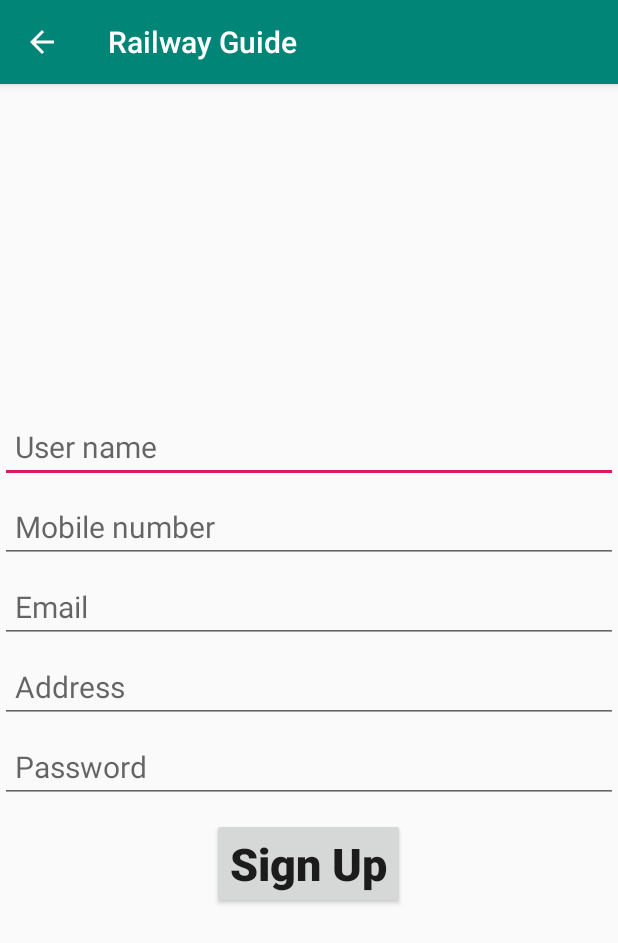
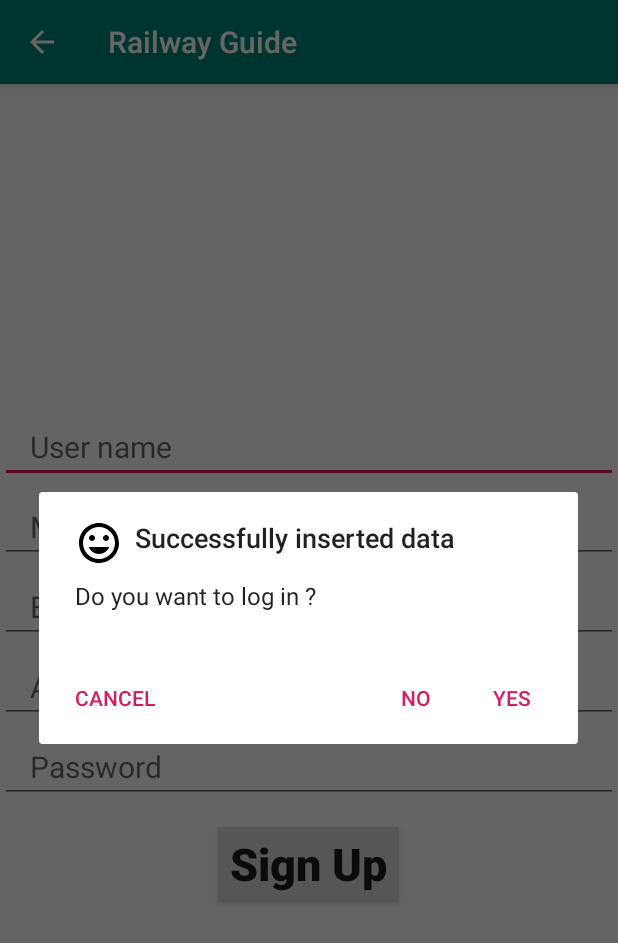
Before and after one commit to Sowmik23/RailwayGuide, an Android app: the SignupActivity screen opened directly, with no data from a screen before it, after a tap on "Sign Up", on a phone screen of 412 x 824 dp. Shown: the top 943 px of the screen. Run offline under Robolectric (Android 15) with nearby library versions, the phone set to English and light mode, and no system bars.

Commit message:
after completing login/create account database successfully

```diff
--- a/app/src/main/java/com/example/sowmik/offline3/SignupActivity.java
+++ b/app/src/main/java/com/example/sowmik/offline3/SignupActivity.java
@@ -13,6 +13,7 @@
 
 public class SignupActivity extends AppCompatActivity {
 
+    UserDetails userDetails;
     UserListDatabase userListDatabase;
 
     private EditText name,email,address,password,mobile_number;
@@ -31,6 +32,7 @@
         getSupportActionBar().setDisplayShowHomeEnabled(true);
 
 
+        userDetails = new UserDetails();
         userListDatabase = new UserListDatabase(this);
         SQLiteDatabase sqLiteDatabase = userListDatabase.getWritableDatabase();
 
@@ -56,7 +58,18 @@
                 String _mobile_number = mobile_number.getText().toString();
 
 
-                long rowId = userListDatabase.insertData(_name,_email,_address,_password,_mobile_number);
+                userDetails.setName(_name);
+                userDetails.setEmail(_email);
+                userDetails.setAddress(_address);
+                userDetails.setPassword(_password);
+                userDetails.setMobile_number(_mobile_number);
+
+
+
+
+
+                long rowId = userListDatabase.insertData(userDetails);
+
 
                 if(rowId==-1)
                 {
@@ -112,6 +125,8 @@
 
                         }
                     });
+
+
                     AlertDialog alertDialog = alertDialogBuilder.create();
                     alertDialog.show();
 
--- /dev/null
+++ b/app/src/main/java/com/example/sowmik/offline3/UserDetails.java
@@ -0,0 +1,46 @@
+package com.example.sowmik.offline3;
+
+public class UserDetails {
+
+    private String name,email,address,password,mobile_number;
+
+    public String getName() {
+        return name;
+    }
+
+    public void setName(String name) {
+        this.name = name;
+    }
+
+    public String getEmail() {
+        return email;
+    }
+
+    public void setEmail(String email) {
+        this.email = email;
+    }
+
+    public String getAddress() {
+        return address;
+    }
+
+    public void setAddress(String address) {
+        this.address = address;
+    }
+
+    public String getPassword() {
+        return password;
+    }
+
+    public void setPassword(String password) {
+        this.password = password;
+    }
+
+    public String getMobile_number() {
+        return mobile_number;
+    }
+
+    public void setMobile_number(String mobile_number) {
+        this.mobile_number = mobile_number;
+    }
+}
--- a/app/src/main/java/com/example/sowmik/offline3/UserListDatabase.java
+++ b/app/src/main/java/com/example/sowmik/offline3/UserListDatabase.java
@@ -1,5 +1,6 @@
 package com.example.sowmik.offline3;
 
+import android.app.TaskStackBuilder;
 import android.content.ContentValues;
 import android.content.Context;
 import android.database.Cursor;
@@ -13,9 +14,9 @@
 
     private Context context;
 
-    private static final String DATABASE_NAME = "userdetails.db";
-    private static final String TABLE_NAME = "user_details";
-    private static final int VERSION_NUMBER = 1;
+    private static final String DATABASE_NAME = " userdetails.db ";
+    private static final String TABLE_NAME = " user_details ";
+    private static final int VERSION_NUMBER = 2;
 
     private static final String ID = "id";
     private static final String USER_NAME = "name";
@@ -25,11 +26,11 @@
     private static final String MOBILE_NUMBER = "mobile_number";
     //private static final String travel_history;
 
-    private static final String CREATE_TABLE = "CREATE TABLE "+TABLE_NAME+" ("+ID+"Integer PRIMARY KEY AUTOINCREMENT,"+USER_NAME+" VARCHAR(50) NOT NULL, "+EMAIL+" TEXT NOT NULL,"+ADDRESS+" TEXT NOT NULL,"+PASSWORD+" TEXT NOT NULL,"+MOBILE_NUMBER+" TEXT NOT NULL)";
+    private static final String CREATE_TABLE = " CREATE TABLE " + TABLE_NAME + " (" + ID + " INTEGER PRIMARY KEY AUTOINCREMENT ," + USER_NAME + " VARCHAR(50) NOT NULL , " + EMAIL + " TEXT NOT NULL ,"+ADDRESS+" TEXT NOT NULL ," + PASSWORD + " TEXT NOT NULL ," + MOBILE_NUMBER + " TEXT NOT NULL )";
 
 
-    private static final String DROP_TABLE = "DROP TABLE IF EXISTS "+TABLE_NAME;
-    private static final String SELECT_ALL = "SELECT * FROM "+TABLE_NAME;
+    private static final String DROP_TABLE = " DROP TABLE IF EXISTS " + TABLE_NAME;
+    private static final String SELECT_ALL = " SELECT * FROM " + TABLE_NAME;
 
 
 
@@ -37,7 +38,7 @@
 
     public UserListDatabase(Context context ) {
 
-        super(context, DATABASE_NAME, null, VERSION_NUMBER);
+        super(context, DATABASE_NAME , null, VERSION_NUMBER);
         this.context =  context;
 
     }
@@ -74,31 +75,51 @@
     }
 
 
-    public long insertData(String name,String email,String address,String password,String mobile_number){
+    public long insertData(UserDetails userDetails){
 
 
         SQLiteDatabase sqLiteDatabase = this.getWritableDatabase();
         ContentValues contentValues = new ContentValues();
 
-        contentValues.put(USER_NAME,name);
-        contentValues.put(EMAIL,email);
-        contentValues.put(ADDRESS,address);
-        contentValues.put(PASSWORD,password);
-        contentValues.put(MOBILE_NUMBER,mobile_number);
+        contentValues.put(USER_NAME,userDetails.getName());
+        contentValues.put(EMAIL,userDetails.getEmail());
+        contentValues.put(ADDRESS,userDetails.getAddress());
+        contentValues.put(PASSWORD,userDetails.getPassword());
+        contentValues.put(MOBILE_NUMBER,userDetails.getMobile_number());
 
-        long rowId = sqLiteDatabase.insert(TABLE_NAME,null,contentValues);
+        long rowId = sqLiteDatabase.insert(TABLE_NAME ,null,contentValues);
         return rowId;
 
     }
 
-    public Cursor checkUser(String username){
+    public Boolean findPassword(String uname,String pas){
 
-        SQLiteDatabase sqLiteDatabase = this.getWritableDatabase();
-        Cursor cursor = sqLiteDatabase.rawQuery(SELECT_ALL,null);
-        return cursor;
+        SQLiteDatabase sqLiteDatabase = this.getReadableDatabase();
+        Cursor cursor = sqLiteDatabase.rawQuery(" SELECT * FROM " + TABLE_NAME ,null);
+
+        Boolean result = false;
+
+        if (cursor.getCount()==0)
+        {
+            Toast.makeText(context, "No data found.", Toast.LENGTH_SHORT).show();
+        }
+        else {
+
+            while (cursor.moveToNext()){
+                String username = cursor.getString(1);
+                String password = cursor.getString(4);
+
+                if (username.equals(uname) && password.equals(pas)){
+
+                    result = true;
+                    break;
+                }
+            }
+
+        }
+
+        return result;
     }
 
 
-
-
 }
--- a/app/src/main/res/layout/activity_signup.xml
+++ b/app/src/main/res/layout/activity_signup.xml
@@ -6,6 +6,7 @@
     android:layout_height="match_parent"
 
     android:gravity="center"
+    android:layout_gravity="center"
     android:orientation="vertical"
     tools:context=".SignupActivity">
 
@@ -16,8 +17,8 @@
         android:id="@+id/user_nameid"
         android:hint="User name"
         android:textSize="20sp"
-        android:paddingLeft="10dp"
-        android:paddingRight="10dp"
+        android:paddingLeft="20dp"
+        android:paddingRight="20dp"
         />
 
 
@@ -30,8 +31,8 @@
         android:textSize="20sp"
         android:layout_marginTop="5dp"
         android:layout_marginBottom="5dp"
-        android:paddingLeft="10dp"
-        android:paddingRight="10dp"
+        android:paddingLeft="20dp"
+        android:paddingRight="20dp"
         android:inputType="number"
         />
 
@@ -42,8 +43,8 @@
         android:layout_height="wrap_content"
         android:hint="Email"
         android:textSize="20sp"
-        android:paddingLeft="10dp"
-        android:paddingRight="10dp"
+        android:paddingLeft="20dp"
+        android:paddingRight="20dp"
         android:layout_marginBottom="5dp"
         />
 
@@ -53,8 +54,8 @@
         android:layout_height="wrap_content"
         android:hint="Address"
         android:textSize="20sp"
-        android:paddingLeft="10dp"
-        android:paddingRight="10dp"
+        android:paddingLeft="20dp"
+        android:paddingRight="20dp"
         android:layout_marginBottom="5dp"
         />
 
@@ -64,8 +65,8 @@
         android:layout_height="wrap_content"
         android:hint="Password"
         android:textSize="20sp"
-        android:paddingLeft="10dp"
-        android:paddingRight="10dp"
+        android:paddingLeft="20dp"
+        android:paddingRight="20dp"
         android:layout_marginBottom="10dp"
         />
 
--- a/app/src/main/res/layout/fragment_feedback.xml
+++ b/app/src/main/res/layout/fragment_feedback.xml
@@ -56,7 +56,6 @@
             android:padding="10dp"
             android:hint="Enter your Feedback"
 
-            android:textIsSelectable="true"
             android:background="#ffffff"
             android:maxLines="30"
             android:paddingTop="15dp"
```
Also changed, not shown: app/src/main/java/com/example/sowmik/offline3/MainActivity.java (+18 -50 lines), app/src/main/java/com/example/sowmik/offline3/NavigationBarActivity.java (+6 -2 lines), app/src/main/res/layout/activity_train_details.xml (+12 -11 lines), app/src/main/res/layout/activity_train_info.xml (+10 -7 lines), app/src/main/res/layout/activity_welcome.xml (+25 -22 lines), app/src/main/res/layout/fragment_profile.xml (+6 -6 lines), app/src/main/res/layout/navigation_header.xml (+12 -0 lines).
